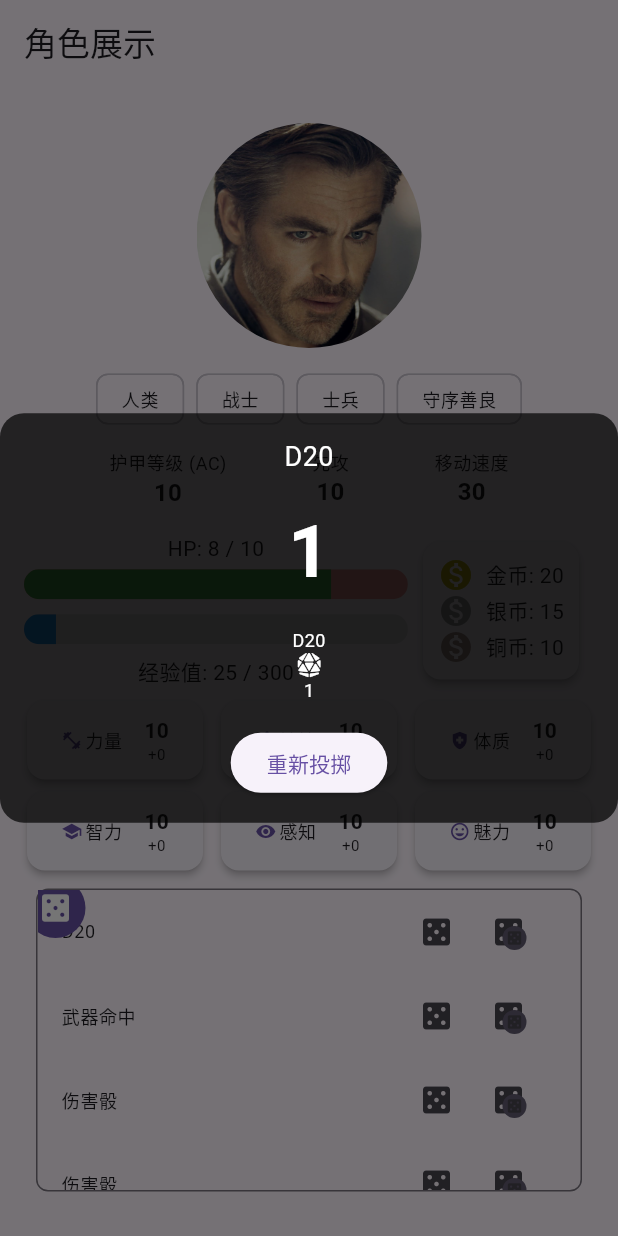
After one commit to wanakiki/dnd_character_sheet, a Flutter app: the screen it shows after launch, after a tap on the "casino" icon, on a phone screen of 412 x 824 dp. The commit adds this screen. Run offline on Flutter 3.47's test engine with Material 3 defaults, Android fonts, the phone set to English and light mode, and no system bars; our stand-ins replace font_awesome_flutter, hive; accounts and stored records are empty.

Commit message:
feat: Add dice bag widget and dice set model
- Added a new widget called DiceBagWidget to display the dice sets in the character display screen.
- Created a new model class called DiceSet to represent a set of dice with a name, dice quantities, and a modifier.
- Updated the Character class to include a diceBag property to store the dice sets.
- Implemented methods in the CharacterManager class to add and delete dice sets from the dice bag.

```diff
--- a/lib/app/data/character.dart
+++ b/lib/app/data/character.dart
@@ -1,5 +1,7 @@
 // 龙与地下城角色数据模型
-// 包含血量、生命值、种族、职业
+// 包含血量、生命值、种族、职业、骰子袋
+
+import 'package:dnd_character/app/data/diceset.dart';
 
 class Character {
   String name;
@@ -17,6 +19,7 @@ class Character {
   int speed;
   List<int> coin; // [gold, silver, copper]
   String avatarUrl;
+  List<DiceSet> diceBag; // 新增骰子袋属性
 
   Character({
     required this.name,
@@ -34,6 +37,7 @@ class Character {
     required this.speed,
     this.coin = const [0, 0, 0],
     this.avatarUrl = '',
+    this.diceBag = const [], // 初始化骰子袋
   });
 
   factory Character.fromJson(Map<String, dynamic> json) {
@@ -53,6 +57,10 @@ class Character {
       speed: json['speed'],
       coin: List<int>.from(json['coin']),
       avatarUrl: json['avatarUrl'],
+      diceBag: (json['diceBag'] as List<dynamic>?)
+              ?.map((e) => DiceSet.fromJson(e as Map<String, dynamic>))
+              .toList() ??
+          [],
     );
   }
 
@@ -73,6 +81,7 @@ class Character {
       'speed': speed,
       'coin': coin,
       'avatarUrl': avatarUrl,
+      'diceBag': diceBag.map((diceSet) => diceSet.toJson()).toList(),
     };
   }
 
@@ -88,7 +97,8 @@ class Character {
         'Attributes: $attributes\n'
         'HP: $currentHitPoints/$maxHitPoints, AC: $armorClass, Initiative: $initiative, Speed: $speed\n'
         'Coin (Gold, Silver, Copper): ${coin[0]}, ${coin[1]}, ${coin[2]}\n'
-        'Avatar: $avatarUrl';
+        'Avatar: $avatarUrl\n'
+        'Dice Bag: ${diceBag.map((diceSet) => diceSet.toString()).join(', ')}';
   }
 
   // Factory constructor to create a default empty character
@@ -116,6 +126,13 @@ class Character {
       speed: 30,
       coin: [20, 15, 10],
       avatarUrl: '',
+      diceBag: [
+        DiceSet.standard(),
+        DiceSet(name: "武器命中", dices: {'D20': 1}, modifier: 4),
+        DiceSet(name: "伤害骰", dices: {'D8': 1}, modifier: 10),
+        DiceSet(name: "伤害骰", dices: {'D6': 8}),
+        DiceSet(name: "伤害骰", dices: {'D8': 1})
+      ], // 添加标准骰子组
     );
   }
 
@@ -136,6 +153,7 @@ class Character {
     int? speed,
     List<int>? coin,
     String? avatarUrl,
+    List<DiceSet>? diceBag,
   }) {
     return Character(
       name: name ?? this.name,
@@ -153,6 +171,7 @@ class Character {
       speed: speed ?? this.speed,
       coin: coin ?? this.coin,
       avatarUrl: avatarUrl ?? this.avatarUrl,
+      diceBag: diceBag ?? this.diceBag,
     );
   }
 }
--- /dev/null
+++ b/lib/app/data/diceset.dart
@@ -0,0 +1,47 @@
+// 骰子组模型
+// 包含名称、骰子数量、调整值
+
+class DiceSet {
+  String name;
+  Map<String, int> dices; // 例如：{'D6': 2, 'D20': 1}
+  int modifier; // 预设加值
+
+  DiceSet({
+    required this.name,
+    required this.dices,
+    this.modifier = 0,
+  });
+
+  factory DiceSet.fromJson(Map<String, dynamic> json) {
+    return DiceSet(
+      name: json['name'],
+      dices: Map<String, int>.from(json['dices'])
+          .map((key, value) => MapEntry(key.toUpperCase(), value)),
+      modifier: json['modifier'] ?? 0,
+    );
+  }
+
+  Map<String, dynamic> toJson() {
+    return {
+      'name': name,
+      'dices': dices,
+      'modifier': modifier,
+    };
+  }
+
+  @override
+  String toString() {
+    String diceString =
+        dices.entries.map((e) => '${e.value}${e.key}').join(' + ');
+    String modifierString = modifier != 0 ? ' + $modifier' : '';
+    return '$name: $diceString$modifierString';
+  }
+
+  factory DiceSet.standard() {
+    return DiceSet(
+      name: 'D20',
+      dices: {'D20': 1},
+      modifier: 0,
+    );
+  }
+}
--- a/lib/app/pages/home_page.dart
+++ b/lib/app/pages/home_page.dart
@@ -8,6 +8,7 @@ import 'package:dnd_character/app/widgets/health_bar_widget.dart';
 import 'package:dnd_character/app/widgets/experience_bar_widget.dart';
 import 'package:dnd_character/app/widgets/race_and_class_widget.dart';
 import 'package:dnd_character/app/widgets/combat_stats_widget.dart';
+import 'package:dnd_character/app/widgets/dice_bag.dart';
 
 class CharacterDisplayScreen extends StatelessWidget {
   CharacterDisplayScreen({super.key});
@@ -79,6 +80,7 @@ class CharacterDisplayScreen extends StatelessWidget {
                   ],
                 ),
                 AttributesDisplay(attributes: character.attributes),
+                DiceBagWidget(diceBag: character.diceBag),
               ],
             ),
           );
--- a/lib/app/widgets/attributes_display_widget.dart
+++ b/lib/app/widgets/attributes_display_widget.dart
@@ -21,30 +21,47 @@ class AttributeCard extends StatelessWidget {
 
     return Card(
       elevation: 2.0,
-      margin: const EdgeInsets.symmetric(vertical: 8.0, horizontal: 4.0),
+      margin: const EdgeInsets.symmetric(vertical: 4.0, horizontal: 2.0),
       child: InkWell(
         onTap: () => _showEditDialog(context),
         child: Padding(
-          padding: const EdgeInsets.symmetric(horizontal: 20.0, vertical: 4.0),
+          padding: const EdgeInsets.symmetric(horizontal: 8.0, vertical: 4.0),
           child: Row(
-            mainAxisAlignment: MainAxisAlignment.spaceBetween,
+            mainAxisAlignment: MainAxisAlignment.spaceEvenly,
             children: [
-              Row(
-                children: [
-                  Icon(icon, size: 16.0, color: Theme.of(context).primaryColor),
-                  const SizedBox(width: 4.0),
-                  Text(name, style: textTheme.bodySmall),
-                ],
+              Flexible(
+                child: Row(
+                  mainAxisSize: MainAxisSize.min,
+                  children: [
+                    Icon(icon,
+                        size: 14.0, color: Theme.of(context).primaryColor),
+                    const SizedBox(width: 2.0),
+                    Flexible(
+                      child: Text(
+                        name,
+                        style: textTheme.bodySmall?.copyWith(fontSize: 12),
+                        overflow: TextOverflow.ellipsis,
+                      ),
+                    ),
+                  ],
+                ),
               ),
               Column(
+                mainAxisSize: MainAxisSize.min,
                 mainAxisAlignment: MainAxisAlignment.center,
-                crossAxisAlignment: CrossAxisAlignment.end,
+                crossAxisAlignment: CrossAxisAlignment.center,
                 children: [
-                  Text('$value',
-                      style: textTheme.titleSmall
-                          ?.copyWith(fontWeight: FontWeight.bold)),
-                  Text('${modifier >= 0 ? '+' : ''}$modifier',
-                      style: textTheme.bodySmall),
+                  Text(
+                    '$value',
+                    style: textTheme.titleSmall?.copyWith(
+                      fontWeight: FontWeight.bold,
+                      fontSize: 14,
+                    ),
+                  ),
+                  Text(
+                    '${modifier >= 0 ? '+' : ''}$modifier',
+                    style: textTheme.bodySmall?.copyWith(fontSize: 10),
+                  ),
                 ],
               ),
             ],
--- /dev/null
+++ b/lib/app/widgets/dice_bag.dart
@@ -0,0 +1,327 @@
+import 'package:flutter/material.dart';
+import 'package:dnd_character/app/data/diceset.dart';
+import 'dice_roll.dart';
+import 'package:dnd_character/app/data/character_manager.dart';
+import 'package:provider/provider.dart';
+
+class DiceBagWidget extends StatelessWidget {
+  final List<DiceSet> diceBag;
+
+  const DiceBagWidget({
+    Key? key,
+    required this.diceBag,
+  }) : super(key: key);
+
+  @override
+  Widget build(BuildContext context) {
+    return LayoutBuilder(
+      builder: (context, constraints) {
+        return Container(
+          decoration: BoxDecoration(
+            border: Border.all(color: Theme.of(context).dividerColor),
+            borderRadius: BorderRadius.circular(8),
+          ),
+          margin: const EdgeInsets.all(8),
+          child: Stack(
+            children: [
+              SizedBox(
+                height: 200, // 设置一个固定高度，避免布局问题
+                child: ListView.builder(
+                  itemCount: diceBag.length,
+                  itemBuilder: (context, index) {
+                    final diceSet = diceBag[index];
+                    return ListTile(
+                      title: Text(diceSet.name,
+                          style: Theme.of(context).textTheme.bodySmall),
+                      trailing: Row(
+                        mainAxisSize: MainAxisSize.min,
+                        children: [
+                          IconButton(
+                            icon: const Icon(Icons.casino),
+                            onPressed: () {
+                              // 普通投掷逻辑
+                              showDialog(
+                                context: context,
+                                builder: (BuildContext context) {
+                                  return DiceRollPopup(diceSet: diceSet);
+                                },
+                              );
+                            },
+                            tooltip: '普通投掷',
+                          ),
+                          IconButton(
+                            icon: Stack(
+                              children: [
+                                const Icon(Icons.casino),
+                                Positioned(
+                                  right: 0,
+                                  bottom: 0,
+                                  child: Container(
+                                    padding: const EdgeInsets.all(2),
+                                    decoration: BoxDecoration(
+                                      color: Theme.of(context)
+                                          .colorScheme
+                                          .secondary,
+                                      shape: BoxShape.circle,
+                                    ),
+                                    child: const Icon(Icons.casino, size: 12),
+                                  ),
+                                ),
+                              ],
+                            ),
+                            onPressed: () {
+                              // 优劣投掷逻辑
+                              showDialog(
+                                context: context,
+                                builder: (BuildContext context) {
+                                  return DiceRollPopup(
+                                    diceSet: diceSet,
+                                    advantageDisadvantage: true,
+                                  );
+                                },
+                              );
+                            },
+                            tooltip: '优劣投掷',
+                          ),
+                        ],
+                      ),
+                      onLongPress: () {
+                        // 长按条目，弹出修改或删除的对话框
+                        _showEditDialog(context, diceSet);
+                      },
+                    );
+                  },
+                ),
+              ),
+              Positioned(
+                left: -8,
+                top: -8,
+                child: GestureDetector(
+                  onTap: () {
+                    showDialog(
+                      context: context,
+                      builder: (BuildContext context) {
+                        return DiceRollPopup(
+                          diceSet: DiceSet.standard(),
+                          advantageDisadvantage: false,
+                        );
+                      },
+                    );
+                  },
+                  onDoubleTap: () {
+                    showDialog(
+                      context: context,
+                      builder: (BuildContext context) {
+                        return DiceRollPopup(
+                          diceSet: DiceSet.standard(),
+                          advantageDisadvantage: true,
+                        );
+                      },
+                    );
+                  },
+                  onLongPress: () {
+                    _showEditDialog(
+                        context, DiceSet(name: "默认", dices: {"D20": 1}));
+                  },
+                  child: Container(
+                    padding: const EdgeInsets.all(8),
+                    decoration: BoxDecoration(
+                      color: Theme.of(context).primaryColor,
+                      shape: BoxShape.circle,
+                    ),
+                    child: const Icon(
+                      Icons.casino,
+                      color: Colors.white,
+                    ),
+                  ),
+                ),
+              ),
+            ],
+          ),
+        );
+      },
+    );
+  }
+
+  // 新增的函数，用于处理长按操作
+  void _showEditDialog(BuildContext context, DiceSet diceSet) {
+    // 初始化骰子数量
+    Map<String, int> dices = diceSet.dices;
+    int d4Count = dices['D4'] ?? 0;
+    int d6Count = dices['D6'] ?? 0;
+    int d8Count = dices['D8'] ?? 0;
+    int d10Count = dices['D10'] ?? 0;
+    int d12Count = dices['D12'] ?? 0;
+    int d20Count = dices['D20'] ?? 0;
+
+    // 初始化骰子组名称
+    String diceSetName = diceSet.name;
+
+    // 初始化调整值
+    int modifier = diceSet.modifier;
+
+    showDialog(
+      context: context,
+      builder: (BuildContext context) {
+        return AlertDialog(
+          title: Text('修改骰子组: $diceSetName'),
+          content: StatefulBuilder(
+            builder: (BuildContext context, StateSetter setState) {
+              return Column(
+                mainAxisSize: MainAxisSize.min,
+                children: [
+                  // 显示和修改骰子组名称的输入框
+                  TextField(
+                    decoration: InputDecoration(labelText: '新的骰子组名称'),
+                    onChanged: (value) {
+                      setState(() {
+                        diceSetName = value;
+                      });
+                    },
+                  ),
+                  // 显示和修改骰子数量的输入框
+                  _buildDiceCountRow('D4', d4Count, (value) {
+                    setState(() {
+                      d4Count = value;
+                    });
+                  }),
+                  _buildDiceCountRow('D6', d6Count, (value) {
+                    setState(() {
+                      d6Count = value;
+                    });
+                  }),
+                  _buildDiceCountRow('D8', d8Count, (value) {
+                    setState(() {
+                      d8Count = value;
+                    });
+                  }),
+                  _buildDiceCountRow('D10', d10Count, (value) {
+                    setState(() {
+                      d10Count = value;
+                    });
+                  }),
+                  _buildDiceCountRow('D12', d12Count, (value) {
+                    setState(() {
+                      d12Count = value;
+                    });
+                  }),
+                  _buildDiceCountRow('D20', d20Count, (value) {
+                    setState(() {
+                      d20Count = value;
+                    });
+                  }),
+                  // 显示和修改调整值的输入框
+                  Row(
+                    mainAxisAlignment: MainAxisAlignment.spaceBetween,
+                    children: [
+                      Text('调整值'),
+                      Row(
+                        children: [
+                          IconButton(
+                            icon: const Icon(Icons.remove),
+                            onPressed: () {
+                              setState(() {
+                                modifier--;
+                              });
+                            },
+                          ),
+                          Text('$modifier'),
+                          IconButton(
+                            icon: const Icon(Icons.add),
+                            onPressed: () {
+                              setState(() {
+                                modifier++;
+                              });
+                            },
+                          ),
+                        ],
+                      ),
+                    ],
+                  ),
+                ],
+              );
+            },
+          ),
+          actions: [
+            TextButton(
+              child: const Text('应用修改'),
+              onPressed: () {
+                // 更新骰子组的逻辑
+                if (diceSetName == "") {
+                  ScaffoldMessenger.of(context).showSnackBar(
+                    SnackBar(content: Text('请输入有效的名称')),
+                  );
+                  return;
+                }
+                CharacterManager characterManager =
+                    Provider.of<CharacterManager>(context, listen: false);
+
+                // 删除同名的骰子组
+                characterManager.deleteDiceSet(diceSet.name);
+                // 创建新的骰子组并添加
+
+                DiceSet updatedDiceSet = DiceSet(
+                  name: diceSetName,
+                  dices: {
+                    'D4': d4Count,
+                    'D6': d6Count,
+                    'D8': d8Count,
+                    'D10': d10Count,
+                    'D12': d12Count,
+                    'D20': d20Count,
+                  },
+                  modifier: modifier,
+                );
+
+                characterManager.addDiceSet(updatedDiceSet);
+
+                Navigator.of(context).pop();
+              },
+            ),
+            GestureDetector(
+              onDoubleTap: () {
+                // 双击确认删除
+                CharacterManager characterManager =
+                    Provider.of<CharacterManager>(context, listen: false);
+                characterManager.deleteDiceSet(diceSet.name);
+                Navigator.of(context).pop();
+              },
+              child: TextButton(
+                child: const Text('删除（双击确认）'),
+                onPressed: () {
+                  // 提示用户双击确认删除
+                  ScaffoldMessenger.of(context).showSnackBar(
+                    SnackBar(content: Text('请双击确认删除')),
+                  );
+                },
+              ),
+            ),
+          ],
+        );
+      },
+    );
+  }
+
+  // 辅助函数，用于构建骰子数量的行
+  Widget _buildDiceCountRow(String label, int count, Function(int) onChanged) {
+    return Row(
+      mainAxisAlignment: MainAxisAlignment.spaceBetween,
+      children: [
+        Text(label),
+        Row(
+          children: [
+            IconButton(
+              icon: const Icon(Icons.remove),
+              onPressed: () => onChanged(count > 0 ? count - 1 : 0),
+            ),
+            Text('$count'),
+            IconButton(
+              icon: const Icon(Icons.add),
+              onPressed: () => onChanged(count + 1),
+            ),
+          ],
+        ),
+      ],
+    );
+  }
+}
--- /dev/null
+++ b/lib/app/widgets/dice_roll.dart
@@ -0,0 +1,192 @@
+import 'dart:math';
+import 'package:flutter/material.dart';
+import 'package:dnd_character/app/data/diceset.dart';
+import 'package:font_awesome_flutter/font_awesome_flutter.dart';
+
+// 用于展示骰子结果的弹出界面
+class DiceRollPopup extends StatefulWidget {
+  final DiceSet diceSet;
+  final bool advantageDisadvantage;
+
+  const DiceRollPopup(
+      {Key? key, required this.diceSet, this.advantageDisadvantage = false})
+      : super(key: key);
+
+  @override
+  _DiceRollPopupState createState() => _DiceRollPopupState();
+}
+
+class _DiceRollPopupState extends State<DiceRollPopup>
+    with SingleTickerProviderStateMixin {
+  late AnimationController _controller;
+  late Animation<double> _animation;
+  int _result = 0;
+  int _secondResult = 0;
+  Map<String, List<int>> _diceResults = {};
+  Map<String, List<int>> _secondDiceResults = {};
+
+  @override
+  void initState() {
+    super.initState();
+    _controller = AnimationController(
+      duration: const Duration(milliseconds: 500),
+      vsync: this,
+    );
+    _animation = CurvedAnimation(parent: _controller, curve: Curves.easeInOut);
+    _rollDice();
+  }
+
+  void _rollDice() {
+    setState(() {
+      _result = 0;
+      _secondResult = 0;
+      _diceResults.clear();
+      _secondDiceResults.clear();
+
+      widget.diceSet.dices.forEach((diceType, count) {
+        if (count == 0) return;
+        _diceResults[diceType] = [];
+        _secondDiceResults[diceType] = [];
+        for (int i = 0; i < count; i++) {
+          int sides = int.parse(diceType.substring(1));
+          int roll = Random().nextInt(sides) + 1;
+          _diceResults[diceType]!.add(roll);
+          _result += roll;
+
+          if (widget.advantageDisadvantage) {
+            int secondRoll = Random().nextInt(sides) + 1;
+            _secondDiceResults[diceType]!.add(secondRoll);
+            _secondResult += secondRoll;
+          }
+        }
+      });
+
+      _result += widget.diceSet.modifier;
+      if (widget.advantageDisadvantage) {
+        _secondResult += widget.diceSet.modifier;
+      }
+    });
+    _controller.forward(from: 0.0);
+  }
+
+  @override
+  Widget build(BuildContext context) {
+    return Center(
+      child: ScaleTransition(
+        scale: _animation,
+        child: Container(
+          padding: const EdgeInsets.all(16),
+          decoration: BoxDecoration(
+            color: Colors.black.withOpacity(0.7),
+            borderRadius: BorderRadius.circular(16),
+          ),
+          child: Column(
+            mainAxisSize: MainAxisSize.min,
+            children: [
+              Text(
+                widget.diceSet.name +
+                    (widget.diceSet.modifier != 0
+                        ? ' (调整值: ${widget.diceSet.modifier})'
+                        : ''),
+                style: const TextStyle(color: Colors.white, fontSize: 18),
+              ),
+              const SizedBox(height: 16),
+              if (widget.advantageDisadvantage)
+                Row(
+                  mainAxisAlignment: MainAxisAlignment.center,
+                  children: [
+                    _buildResultText(
+                        _result > _secondResult ? _result : _secondResult, '高'),
+                    const SizedBox(width: 16),
+                    _buildResultText(
+                        _result < _secondResult ? _result : _secondResult, '低'),
+                  ],
+                )
+              else
+                Row(
+                  mainAxisAlignment: MainAxisAlignment.center,
+                  children: [
+                    _buildResultText(_result, ''),
+                  ],
+                ),
+              const SizedBox(height: 16),
+              _buildDiceResultsDisplay(),
+              const SizedBox(height: 16),
+              ElevatedButton(
+                onPressed: _rollDice,
+                child: const Text('重新投掷'),
+              ),
+            ],
+          ),
+        ),
+      ),
+    );
+  }
+
+  Widget _buildResultText(int value, String label) {
+    return Column(
+      children: [
+        Text(
+          '$value',
+          style: const TextStyle(
+              color: Colors.white, fontSize: 48, fontWeight: FontWeight.bold),
+        ),
+        if (label.isNotEmpty)
+          Text(
+            label,
+            style: const TextStyle(color: Colors.white, fontSize: 14),
+          ),
+      ],
+    );
+  }
+
+  Widget _buildDiceResultsDisplay() {
+    return Wrap(
+      spacing: 8,
+      runSpacing: 8,
+      children: _diceResults.entries.map((entry) {
+        return Column(
+          children: [
+            Text(
+              entry.key,
+              style: const TextStyle(color: Colors.white, fontSize: 12),
+            ),
+            Row(
+              mainAxisSize: MainAxisSize.min,
+              children: [
+                FaIcon(
+                  FontAwesomeIcons.diceD20,
+                  color: Colors.white,
+                  size: 16,
+                ),
+              ],
+            ),
+            Text(
+              entry.value.join(', '),
+              style: const TextStyle(color: Colors.white, fontSize: 12),
+            ),
+            if (widget.advantageDisadvantage)
+              Text(
+                _secondDiceResults[entry.key]!.join(', '),
+                style: const TextStyle(color: Colors.white, fontSize: 12),
+              ),
+          ],
+        );
+      }).toList(),
+    );
+  }
+
+  @override
+  void dispose() {
+    _controller.dispose();
+    super.dispose();
+  }
+}
+
+// 使用方法：
+// showDialog(
+//   context: context,
+//   builder: (BuildContext context) {
+//     return DiceRollPopup(diceSet: yourDiceSet, advantageDisadvantage: true);
+//   },
+// );
```
Also changed, not shown: lib/app/data/character_manager.dart (+13 -0 lines), 3 other files.
